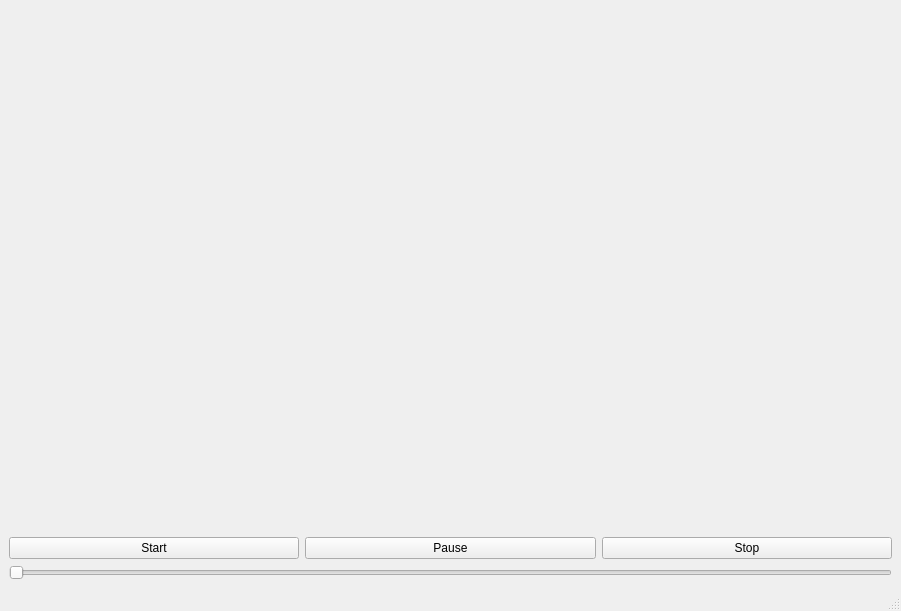
Old version of the form examples/playerTest/mainwindow.ui in the repository rbbrnc/krbkACD.
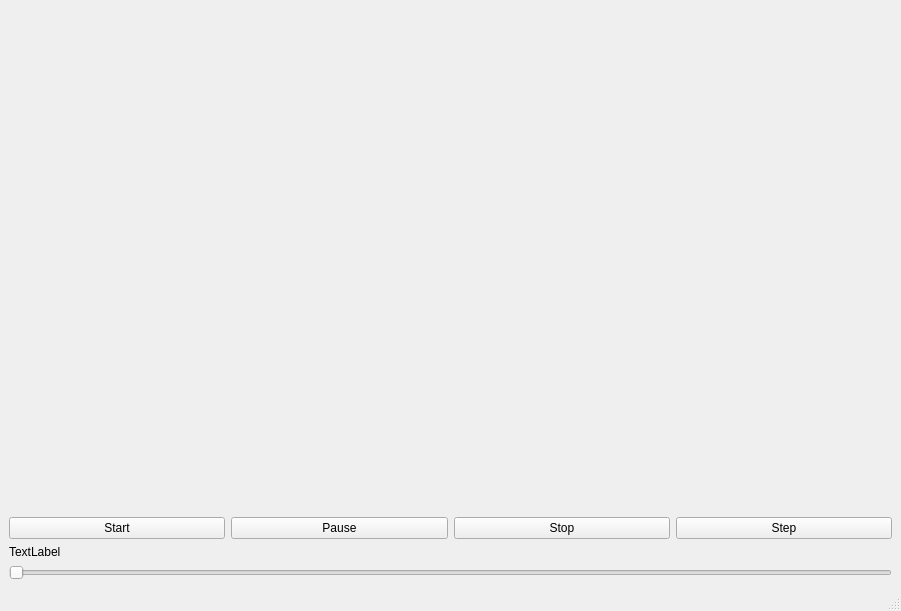
New version of the form.

Diff of the .ui file:
```diff
--- a/examples/playerTest/mainwindow.ui
+++ b/examples/playerTest/mainwindow.ui
@@ -49,8 +49,22 @@
         </property>
        </widget>
       </item>
+      <item>
+       <widget class="QPushButton" name="stepButton">
+        <property name="text">
+         <string>Step</string>
+        </property>
+       </widget>
+      </item>
      </layout>
     </item>
+    <item>
+     <widget class="QLabel" name="lowerPositionLabel">
+      <property name="text">
+       <string>TextLabel</string>
+      </property>
+     </widget>
+    </item>
     <item>
      <widget class="QSlider" name="horizontalSlider">
       <property name="orientation">
```
Left out of the diff: 3 changed lines with no effect on the pictures.
